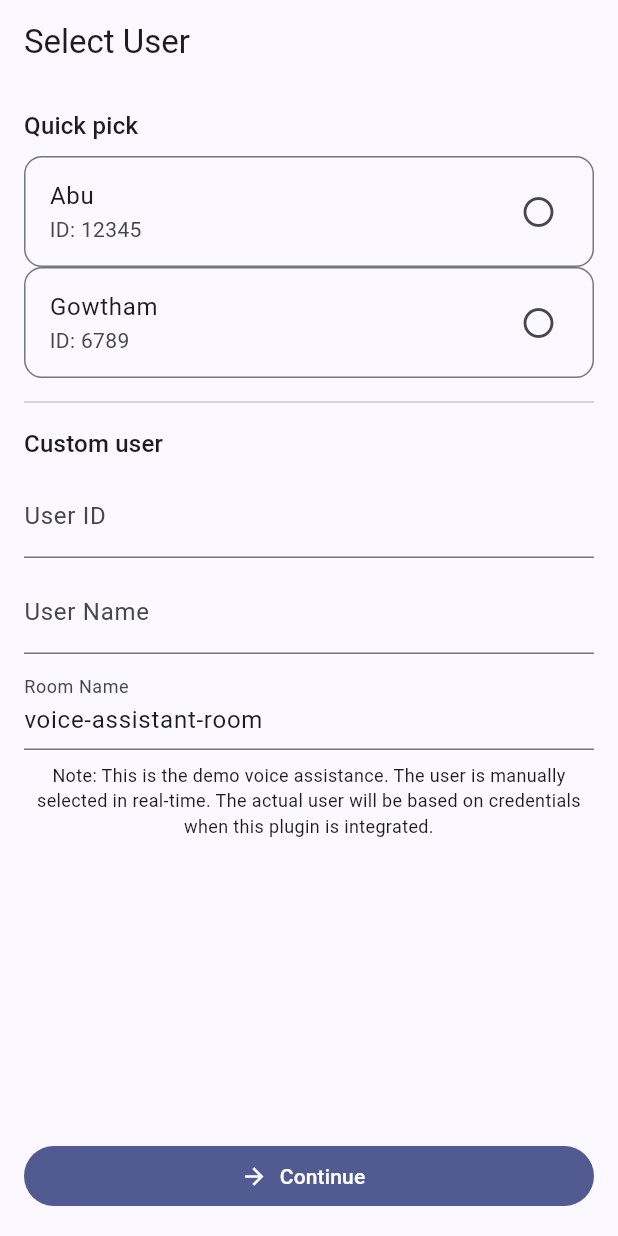
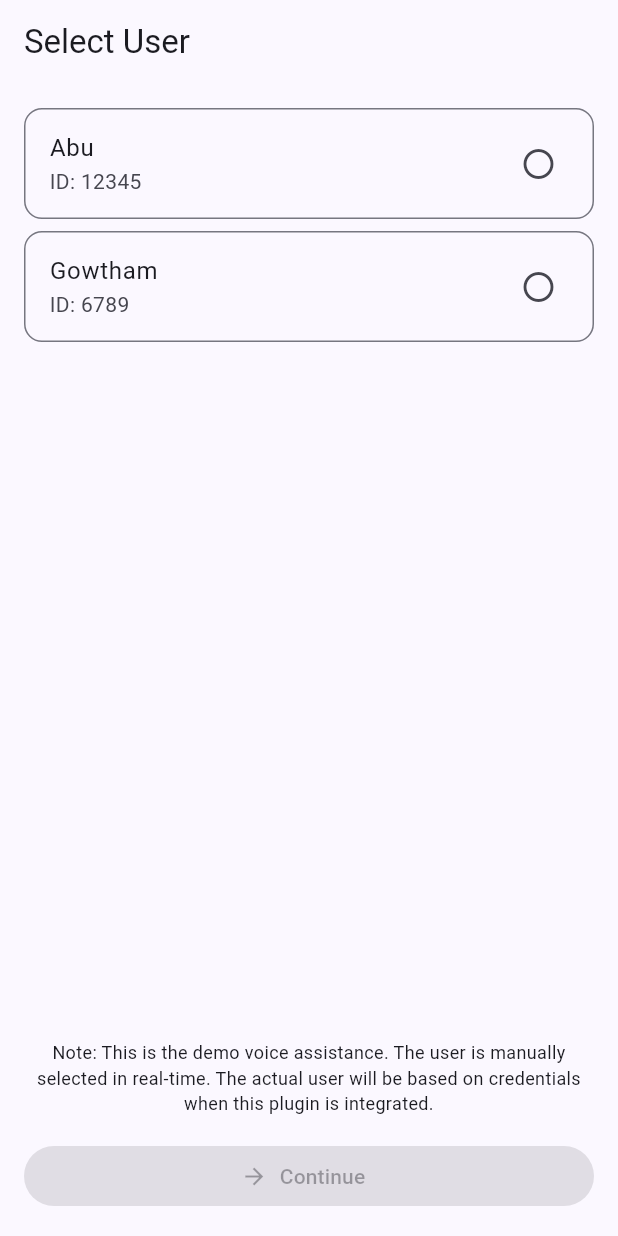
Before and after one commit to abubasith456/Flutter-voice-agent, a Flutter app: the screen it shows after launch, on a phone screen of 412 x 824 dp. Run offline on Flutter 3.47's test engine with Material 3 defaults, Android fonts, the phone set to English and light mode, and no system bars; our stand-ins replace flutter_dotenv, permission_handler; missing offline and left inert: dart_jsonwebtoken, livekit_client; accounts and stored records are empty.

Commit message:
revert(ui): remove input fields; feat: per-connect random token identity/name/room while keeping metadata stable; fix: robust mic permission handling (web-aware and permanent denial message)

```diff
--- a/livekit_voice_assistant/lib/main.dart
+++ b/livekit_voice_assistant/lib/main.dart
@@ -31,7 +31,7 @@ class VoiceAssistantApp extends StatelessWidget {
         if (settings.name == MainScreen.routeName) {
           final args = settings.arguments as SelectedUserArgs;
           return MaterialPageRoute(
-            builder: (_) => MainScreen(selectedUser: args.selectedUser, roomName: args.roomName),
+            builder: (_) => MainScreen(selectedUser: args.selectedUser),
           );
         }
         return null;
--- a/livekit_voice_assistant/lib/models/user.dart
+++ b/livekit_voice_assistant/lib/models/user.dart
@@ -7,6 +7,5 @@ class AppUser {
 
 class SelectedUserArgs {
   final AppUser selectedUser;
-  final String? roomName;
-  const SelectedUserArgs(this.selectedUser, {this.roomName});
+  const SelectedUserArgs(this.selectedUser);
 }
--- a/livekit_voice_assistant/lib/screens/main_screen.dart
+++ b/livekit_voice_assistant/lib/screens/main_screen.dart
@@ -38,8 +38,7 @@ TalkMode _parseMode(String? s) {
 class MainScreen extends StatefulWidget {
   static const routeName = '/main';
   final AppUser selectedUser;
-  final String? roomName;
-  const MainScreen({super.key, required this.selectedUser, this.roomName});
+  const MainScreen({super.key, required this.selectedUser});
 
   @override
   State<MainScreen> createState() => _MainScreenState();
@@ -53,7 +52,6 @@ class _MainScreenState extends State<MainScreen> with SingleTickerProviderStateM
     final lkUrl = dotenv.env['LIVEKIT_URL'] ?? '';
     final position = _parsePosition(dotenv.env['ASSISTANT_POSITION']);
     final mode = _parseMode(dotenv.env['ASSISTANT_MODE']);
-    final roomLabel = widget.roomName ?? (dotenv.env['LIVEKIT_ROOM_NAME'] ?? 'voice-assistant-room');
     return Scaffold(
       body: Stack(
         children: [
@@ -72,7 +70,7 @@ class _MainScreenState extends State<MainScreen> with SingleTickerProviderStateM
                         ),
                   ),
                   Text(
-                    lkUrl.isEmpty ? 'LIVEKIT_URL not set' : '$lkUrl ($roomLabel)',
+                    lkUrl.isEmpty ? 'LIVEKIT_URL not set' : lkUrl,
                     style: Theme.of(context).textTheme.bodySmall?.copyWith(
                           color: Colors.white70,
                           shadows: const [Shadow(blurRadius: 6, color: Colors.black87)],
--- a/livekit_voice_assistant/lib/screens/user_selection_screen.dart
+++ b/livekit_voice_assistant/lib/screens/user_selection_screen.dart
@@ -1,5 +1,4 @@
 import 'package:flutter/material.dart';
-import 'package:flutter_dotenv/flutter_dotenv.dart';
 import '../models/user.dart';
 import 'main_screen.dart';
 
@@ -17,25 +16,6 @@ class _UserSelectionScreenState extends State<UserSelectionScreen> {
   ];
 
   AppUser? selectedUser;
-  final TextEditingController _idCtrl = TextEditingController();
-  final TextEditingController _nameCtrl = TextEditingController();
-  final TextEditingController _roomCtrl = TextEditingController(text: dotenv.env['LIVEKIT_ROOM_NAME'] ?? 'voice-assistant-room');
-
-  @override
-  void dispose() {
-    _idCtrl.dispose();
-    _nameCtrl.dispose();
-    _roomCtrl.dispose();
-    super.dispose();
-  }
-
-  void _continue() {
-    AppUser user = selectedUser ?? AppUser(id: _idCtrl.text.trim(), name: _nameCtrl.text.trim());
-    Navigator.of(context).pushNamed(
-      MainScreen.routeName,
-      arguments: SelectedUserArgs(user, roomName: _roomCtrl.text.trim().isEmpty ? null : _roomCtrl.text.trim()),
-    );
-  }
 
   @override
   Widget build(BuildContext context) {
@@ -46,11 +26,11 @@ class _UserSelectionScreenState extends State<UserSelectionScreen> {
         child: Column(
           children: [
             Expanded(
-              child: ListView(
-                children: [
-                  Text('Quick pick', style: Theme.of(context).textTheme.titleMedium),
-                  const SizedBox(height: 8),
-                  ...demoUsers.map((user) {
+              child: ListView.separated(
+                itemCount: demoUsers.length,
+                separatorBuilder: (_, __) => const SizedBox(height: 8),
+                itemBuilder: (context, index) {
+                  final user = demoUsers[index];
                   final isSelected = selectedUser?.id == user.id;
                   return ListTile(
                     shape: RoundedRectangleBorder(
@@ -68,23 +48,8 @@ class _UserSelectionScreenState extends State<UserSelectionScreen> {
                         : const Icon(Icons.circle_outlined),
                     onTap: () => setState(() => selectedUser = user),
                   );
-                  }),
-                  const Divider(height: 32),
-                  Text('Custom user', style: Theme.of(context).textTheme.titleMedium),
-                  const SizedBox(height: 8),
-                  TextField(
-                    controller: _idCtrl,
-                    decoration: const InputDecoration(labelText: 'User ID'),
+                },
               ),
-                  const SizedBox(height: 8),
-                  TextField(
-                    controller: _nameCtrl,
-                    decoration: const InputDecoration(labelText: 'User Name'),
-                  ),
-                  const SizedBox(height: 8),
-                  TextField(
-                    controller: _roomCtrl,
-                    decoration: const InputDecoration(labelText: 'Room Name'),
             ),
             const SizedBox(height: 8),
             const Text(
@@ -92,21 +57,19 @@ class _UserSelectionScreenState extends State<UserSelectionScreen> {
               style: TextStyle(fontSize: 12),
               textAlign: TextAlign.center,
             ),
-                ],
-              ),
-            ),
-            const SizedBox(height: 8),
+            const SizedBox(height: 16),
             SizedBox(
               width: double.infinity,
               child: FilledButton.icon(
                 icon: const Icon(Icons.arrow_forward),
                 label: const Text('Continue'),
-                onPressed: () {
-                  if (selectedUser == null && (_idCtrl.text.trim().isEmpty || _nameCtrl.text.trim().isEmpty)) {
-                    ScaffoldMessenger.of(context).showSnackBar(const SnackBar(content: Text('Enter ID and Name or pick a demo user')));
-                    return;
-                  }
-                  _continue();
+                onPressed: selectedUser == null
+                    ? null
+                    : () {
+                        Navigator.of(context).pushNamed(
+                          MainScreen.routeName,
+                          arguments: SelectedUserArgs(selectedUser!),
+                        );
                       },
               ),
             ),
```
Also changed, not shown: livekit_voice_assistant/lib/services/livekit_service.dart (+12 -8 lines), livekit_voice_assistant/lib/widgets/voice_assistant_fab.dart (+29 -11 lines). Lines whose indentation alone changed are shown as unchanged.
